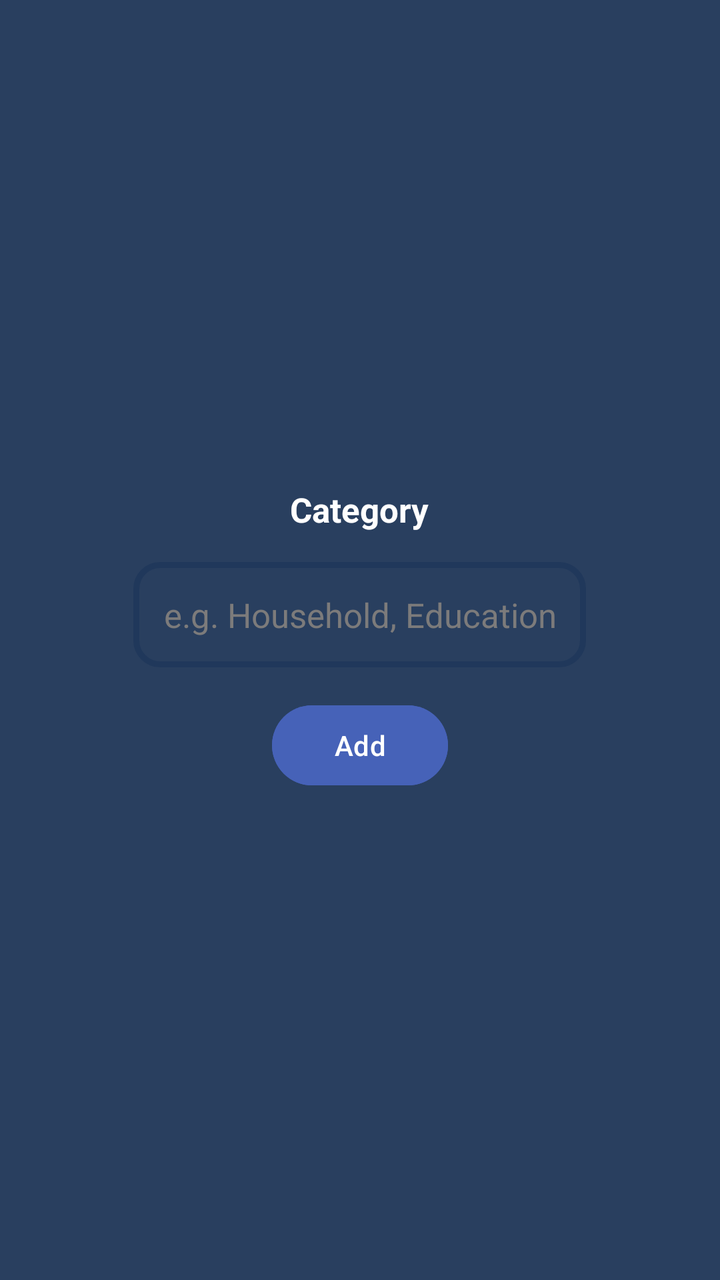
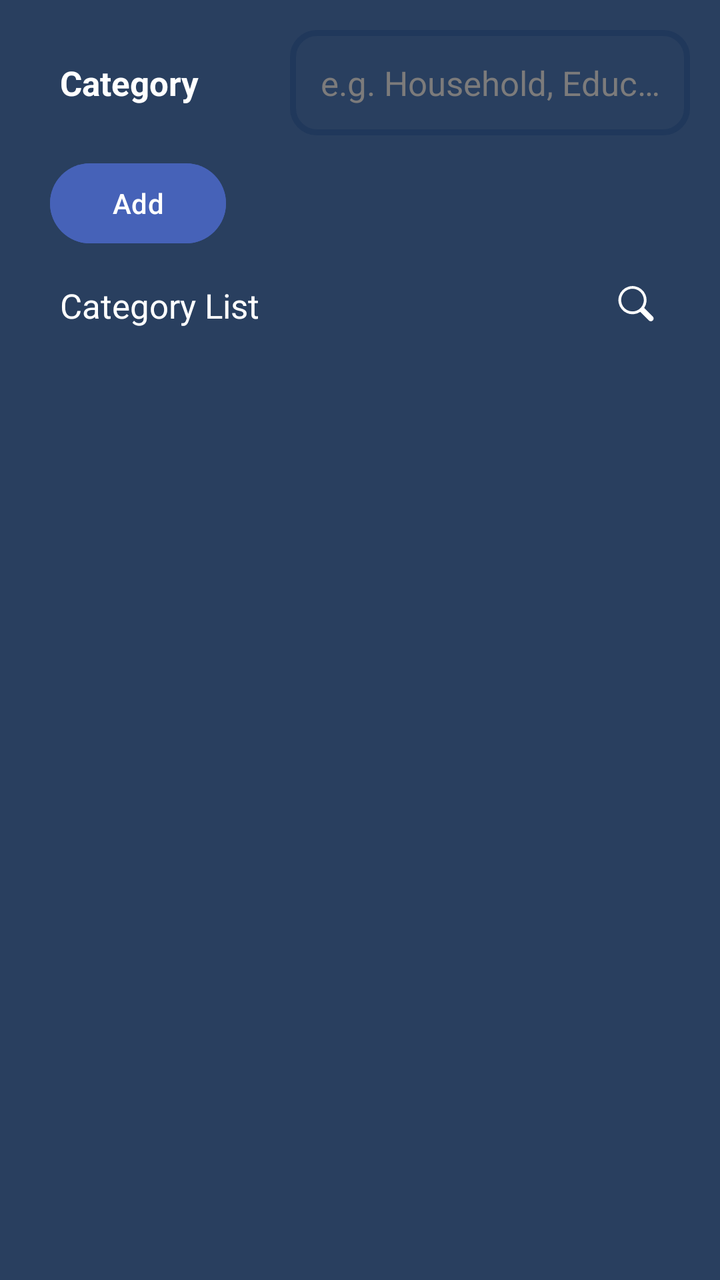

Two renders of the same Android screen: before a commit and after it. Below are the layout's source before the change and the commit's diff.
<!-- AndroidManifest.xml: application theme Theme.GharKharch -->
<!-- res/layout/fragment_add_category.xml -->
<?xml version="1.0" encoding="utf-8"?>
<LinearLayout xmlns:android="http://schemas.android.com/apk/res/android"
    android:layout_width="match_parent"
    android:layout_height="match_parent"
    android:background="@color/backgroundColor"
    android:gravity="center"
    android:orientation="vertical">

    <TextView
        android:layout_width="wrap_content"
        android:layout_height="wrap_content"
        android:padding="@dimen/padding_large"
        android:text="Category"
        android:textColor="@color/primaryTextColor"
        android:textSize="@dimen/text_size_large"
        android:textStyle="bold" />

    <EditText
        android:id="@+id/input_category"
        android:layout_width="wrap_content"
        android:layout_height="wrap_content"
        android:background="@drawable/search_bar_bordered_bg"
        android:gravity="center"
        android:hint="@string/hint_category"
        android:importantForAutofill="no"
        android:inputType="text"
        android:maxLength="15"
        android:padding="@dimen/padding_large"
        android:textColorHint="@color/primaryTextColorVariant"
        android:textSize="@dimen/text_size_large" />

    <Button
        android:id="@+id/addBtn"
        android:layout_width="wrap_content"
        android:layout_height="wrap_content"
        android:layout_marginVertical="@dimen/margin_large"
        android:backgroundTint="@color/buttonColor"
        android:text="Add"
        android:textColor="@color/primaryTextColor" />

</LinearLayout>
<!-- resources referenced by this layout -->
<resources>
  <color name="backgroundColor">#293F5F</color>
  <color name="buttonColor">#4662B8</color>
  <color name="primaryTextColor">#FFFFFF</color>
  <color name="primaryTextColorVariant">#7C7B7B</color>
  <dimen name="margin_large">15dp</dimen>
  <dimen name="padding_large">15dp</dimen>
  <dimen name="text_size_large">17sp</dimen>
  <!-- drawable search_bar_bordered_bg (drawable) -->
  <?xml version="1.0" encoding="utf-8"?>
  <shape xmlns:android="http://schemas.android.com/apk/res/android"
      android:shape="rectangle">
      <stroke
          android:width="3dp"
          android:color="@color/backgroundColorVariant" />
      <corners android:radius="12dp" />
  </shape>
  <string name="hint_category">e.g. Household, Education</string>
  <style name="Theme.GharKharch" parent="Base.Theme.GharKharch">
          <item name="colorPrimary">@color/backgroundColor</item>
          <item name="colorSecondary">@color/lGrey</item>
          
          <item name="colorOnSecondary">@color/primaryTextColor</item>
          <item name="colorOnPrimary">@color/primaryTextColor</item>
          
          <item name="android:textColor">@color/primaryTextColor</item>
          <item name="android:textColorPrimary">@color/primaryTextColor</item>
          <item name="android:textColorSecondary">@color/primaryTextColorVariant</item>
      </style>
  <color name="backgroundColorVariant">#20385B</color>
  <style name="Base.Theme.GharKharch" parent="Theme.Material3.DayNight.NoActionBar">
          
      </style>
  <color name="lGrey">#616161</color>
</resources>

<!-- the commit's change to res/layout/fragment_add_category.xml (unified diff, before → after) -->
@@ -1,41 +1,88 @@
 <?xml version="1.0" encoding="utf-8"?>
-<LinearLayout xmlns:android="http://schemas.android.com/apk/res/android"
+<androidx.constraintlayout.widget.ConstraintLayout xmlns:android="http://schemas.android.com/apk/res/android"
+    xmlns:app="http://schemas.android.com/apk/res-auto"
     android:layout_width="match_parent"
     android:layout_height="match_parent"
     android:background="@color/backgroundColor"
-    android:gravity="center"
-    android:orientation="vertical">
+    android:padding="@dimen/padding_large">
 
     <TextView
-        android:layout_width="wrap_content"
+        android:layout_width="0dp"
         android:layout_height="wrap_content"
+        android:layout_weight="1"
         android:padding="@dimen/padding_large"
         android:text="Category"
         android:textColor="@color/primaryTextColor"
         android:textSize="@dimen/text_size_large"
-        android:textStyle="bold" />
+        android:textStyle="bold"
+        app:layout_constraintBottom_toBottomOf="@id/input_category"
+        app:layout_constraintEnd_toStartOf="@id/input_category"
+        app:layout_constraintStart_toStartOf="parent"
+        app:layout_constraintTop_toTopOf="parent" />
 
     <EditText
         android:id="@+id/input_category"
-        android:layout_width="wrap_content"
+        style="@style/custom_edit_text"
+        android:layout_width="200dp"
         android:layout_height="wrap_content"
-        android:background="@drawable/search_bar_bordered_bg"
-        android:gravity="center"
         android:hint="@string/hint_category"
-        android:importantForAutofill="no"
-        android:inputType="text"
-        android:maxLength="15"
-        android:padding="@dimen/padding_large"
-        android:textColorHint="@color/primaryTextColorVariant"
-        android:textSize="@dimen/text_size_large" />
+        android:textSize="@dimen/text_size_large"
+        app:layout_constraintEnd_toEndOf="parent"
+        app:layout_constraintTop_toTopOf="parent" />
 
     <Button
         android:id="@+id/addBtn"
         android:layout_width="wrap_content"
         android:layout_height="wrap_content"
-        android:layout_marginVertical="@dimen/margin_large"
+        android:layout_marginVertical="@dimen/margin_medium"
+        android:layout_marginStart="@dimen/margin_medium"
         android:backgroundTint="@color/buttonColor"
         android:text="Add"
-        android:textColor="@color/primaryTextColor" />
+        android:textColor="@color/primaryTextColor"
+        app:layout_constraintStart_toStartOf="parent"
+        app:layout_constraintTop_toBottomOf="@id/input_category" />
 
-</LinearLayout>
+    <LinearLayout
+        android:id="@+id/list_container"
+        android:layout_width="match_parent"
+        android:layout_height="wrap_content"
+        android:gravity="center"
+        android:orientation="horizontal"
+        app:layout_constraintTop_toBottomOf="@id/addBtn">
+
+        <TextView
+            android:layout_width="0dp"
+            android:layout_height="wrap_content"
+            android:layout_weight="1"
+            android:padding="@dimen/padding_large"
+            android:text="Category List"
+            android:textSize="@dimen/text_size_large" />
+
+        <SearchView
+            android:id="@+id/search_bar"
+            android:layout_width="match_parent"
+            android:layout_height="wrap_content"
+            android:background="@drawable/search_bar_bordered_bg"
+            android:visibility="gone" />
+
+        <ImageView
+            android:id="@+id/search_button"
+            android:layout_width="wrap_content"
+            android:layout_height="wrap_content"
+            android:importantForAccessibility="no"
+            android:padding="@dimen/padding_large"
+            android:src="@drawable/search_icon" />
+
+    </LinearLayout>
+
+    <androidx.recyclerview.widget.RecyclerView
+        android:id="@+id/category_list"
+        android:layout_width="0dp"
+        android:layout_height="0dp"
+        android:layout_marginVertical="@dimen/margin_small"
+        app:layout_constraintBottom_toBottomOf="parent"
+        app:layout_constraintEnd_toEndOf="@id/list_container"
+        app:layout_constraintStart_toStartOf="@id/list_container"
+        app:layout_constraintTop_toBottomOf="@id/list_container" />
+
+</androidx.constraintlayout.widget.ConstraintLayout>
<!-- resource entries referenced after the edit -->
@@ -3,8 +3,9 @@
   <color name="backgroundColor">#293F5F</color>
   <color name="buttonColor">#4662B8</color>
   <color name="primaryTextColor">#FFFFFF</color>
+  <dimen name="margin_medium">10dp</dimen>
+  <dimen name="margin_small">5dp</dimen>
   <color name="primaryTextColorVariant">#7C7B7B</color>
-  <dimen name="margin_large">15dp</dimen>
   <dimen name="padding_large">15dp</dimen>
   <dimen name="text_size_large">17sp</dimen>
   <!-- drawable search_bar_bordered_bg (drawable) -->
@@ -16,7 +17,31 @@
           android:color="@color/backgroundColorVariant" />
       <corners android:radius="12dp" />
   </shape>
+  <!-- drawable search_icon (drawable) -->
+  <vector xmlns:android="http://schemas.android.com/apk/res/android"
+      android:width="24dp"
+      android:height="24dp"
+      android:tint="@color/white"
+      android:viewportWidth="19"
+      android:viewportHeight="19">
+  
+      <path
+          android:fillColor="#000000"
+          android:pathData="M16.147,15.488a1.112,1.112 0,0 1,-1.567 0l-3.395,-3.395a5.575,5.575 0,1 1,1.568 -1.568l3.394,3.395a1.112,1.112 0,0 1,0 1.568zM9.786,11.585a4.488,4.488 0,1 0,-1.681 0.327,4.443 4.443,0 0,0 1.68,-0.327z" />
+  
+  </vector>
   <string name="hint_category">e.g. Household, Education</string>
+  <style name="custom_edit_text" parent="Widget.AppCompat.EditText">
+          <item name="android:maxLines">1</item>
+          <item name="android:maxLength">20</item>
+          <item name="android:ellipsize">end</item>
+          <item name="android:inputType">text</item>
+          <item name="android:gravity">center</item>
+          <item name="android:importantForAutofill">no</item>
+          <item name="android:padding">@dimen/padding_large</item>
+          <item name="android:background">@drawable/search_bar_bordered_bg</item>
+          <item name="android:textColorHint">@color/primaryTextColorVariant</item>
+      </style>
   <style name="Theme.GharKharch" parent="Base.Theme.GharKharch">
           <item name="colorPrimary">@color/backgroundColor</item>
           <item name="colorSecondary">@color/lGrey</item>
@@ -29,6 +54,7 @@
           <item name="android:textColorSecondary">@color/primaryTextColorVariant</item>
       </style>
   <color name="backgroundColorVariant">#20385B</color>
+  <color name="white">#FFFFFFFF</color>
   <style name="Base.Theme.GharKharch" parent="Theme.Material3.DayNight.NoActionBar">
           
       </style>
